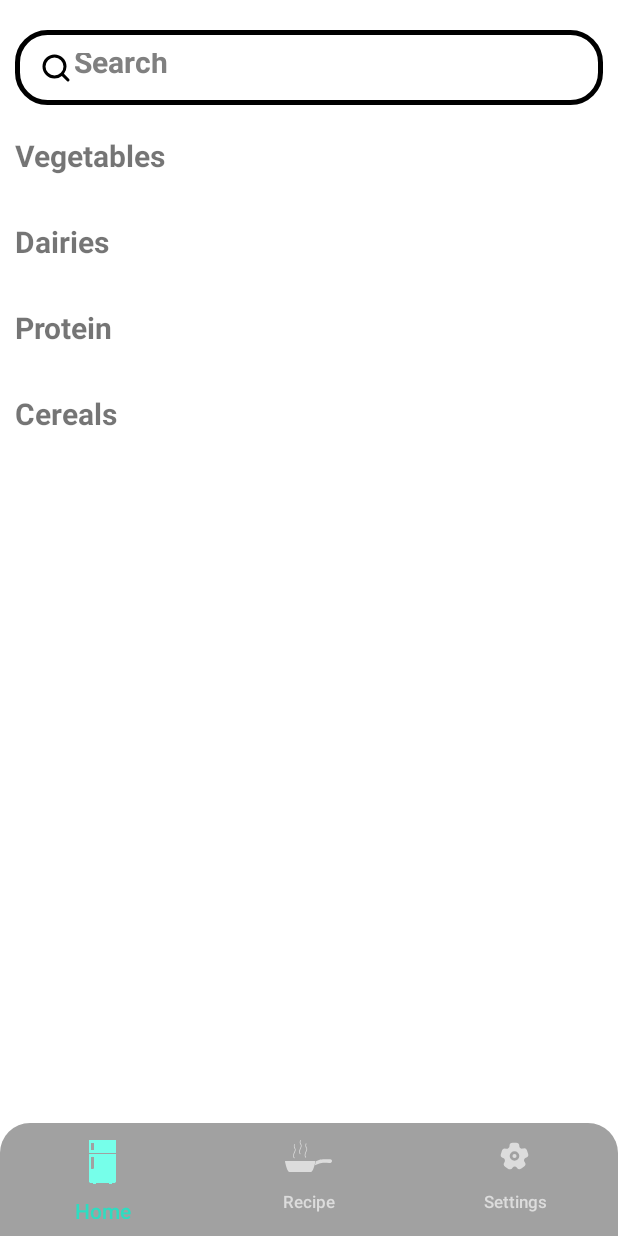
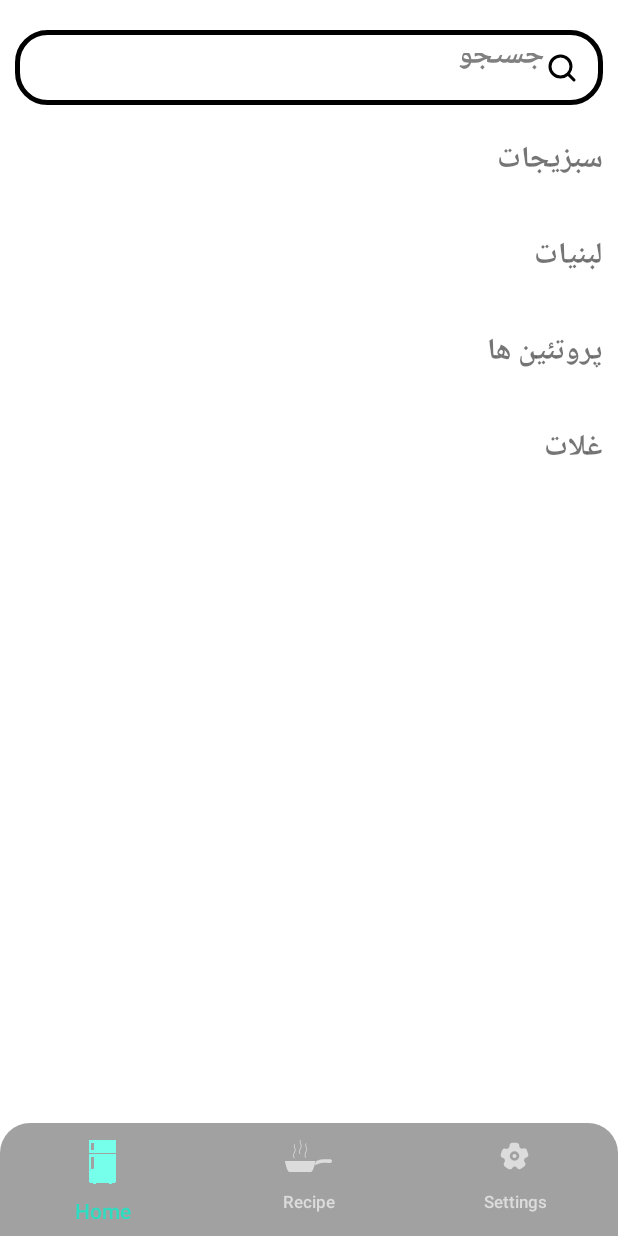
Before and after one commit to Southl3ader/YaghchalApp, an Android app built with Jetpack Compose: the screen it shows after launch (FridgeActivity), on a phone screen of 412 x 824 dp. Run offline under Robolectric (Android 15) with nearby library versions, the phone set to English and light mode, and no system bars.

Commit message:
Copy data from SqliteDB.TABLE_GROCERIES to SqliteDB.TABLE_FRIDGE. Some queries changed.

```diff
--- a/app/src/main/java/com/example/yaghjava/FridgeActivity.java
+++ b/app/src/main/java/com/example/yaghjava/FridgeActivity.java
@@ -40,7 +40,7 @@ public class FridgeActivity extends AppCompatActivity {
 
         ArrayList<groceriesModel> Dair = (ArrayList<groceriesModel>) access.getAllDairies();
         String[] dairies = new String[Dair.size()];
-        Bitmap[] dairImage = new Bitmap[Veg.size()];
+        Bitmap[] dairImage = new Bitmap[Dair.size()];
 
         for (int i = 0;i < Dair.size();i++){
             dairies[i] = Dair.get(i).getName();
@@ -50,7 +50,7 @@ public class FridgeActivity extends AppCompatActivity {
 
         ArrayList<groceriesModel> Prot = (ArrayList<groceriesModel>) access.getAllProteins();
         String[] proteins = new String[Prot.size()];
-        Bitmap[] protImage = new Bitmap[Veg.size()];
+        Bitmap[] protImage = new Bitmap[Prot.size()];
 
         for (int i = 0;i < Prot.size();i++){
             proteins[i] = Prot.get(i).getName();
@@ -60,7 +60,7 @@ public class FridgeActivity extends AppCompatActivity {
 
         ArrayList<groceriesModel> Cer = (ArrayList<groceriesModel>) access.getAllCereals();
         String[] cereals = new String[Cer.size()];
-        Bitmap[] cerImage = new Bitmap[Veg.size()];
+        Bitmap[] cerImage = new Bitmap[Cer.size()];
 
         for (int i = 0;i < Cer.size();i++){
             cereals[i] = Cer.get(i).getName();
--- a/app/src/main/java/com/example/yaghjava/MainActivity.java
+++ b/app/src/main/java/com/example/yaghjava/MainActivity.java
@@ -65,11 +65,11 @@ public class MainActivity extends AppCompatActivity {
 
     //Add vegetables to database
     public void addVegetables(){
-        access.insert("Tomato", "Veg", imageToBytes(BitmapFactory.decodeResource(getResources(),R.drawable.tomato)));
-        access.insert("Carrot", "Veg",imageToBytes(BitmapFactory.decodeResource(getResources(),R.drawable.carrot)));
-        access.insert("Cabbage", "Veg",imageToBytes(BitmapFactory.decodeResource(getResources(),R.drawable.cabbage)));
-        access.insert("Garlic", "Veg",imageToBytes(BitmapFactory.decodeResource(getResources(),R.drawable.garlic)));
-        access.insert("Eggplant", "Veg",imageToBytes(BitmapFactory.decodeResource(getResources(),R.drawable.eggplant)));
+        access.insert("گوجه", "Veg", imageToBytes(BitmapFactory.decodeResource(getResources(),R.drawable.tomato)));
+        access.insert("هویج", "Veg",imageToBytes(BitmapFactory.decodeResource(getResources(),R.drawable.carrot)));
+        access.insert("کلم", "Veg",imageToBytes(BitmapFactory.decodeResource(getResources(),R.drawable.cabbage)));
+        access.insert("سیر", "Veg",imageToBytes(BitmapFactory.decodeResource(getResources(),R.drawable.garlic)));
+        access.insert("بادمجان", "Veg",imageToBytes(BitmapFactory.decodeResource(getResources(),R.drawable.eggplant)));
 
 
 
@@ -81,17 +81,17 @@ public class MainActivity extends AppCompatActivity {
 
     //Add dairies to database
     public void addDairies(){
-        access.insert("Milk", "Dairy",imageToBytes(BitmapFactory.decodeResource(getResources(),R.drawable.milk)));
-        access.insert("Cheese", "Dairy",imageToBytes(BitmapFactory.decodeResource(getResources(),R.drawable.cheese)));
+        access.insert("شیر", "Dairy",imageToBytes(BitmapFactory.decodeResource(getResources(),R.drawable.milk)));
+        access.insert("پنیر", "Dairy",imageToBytes(BitmapFactory.decodeResource(getResources(),R.drawable.cheese)));
 
 
 
     }
     //Add Protein to database
     public void addProtein(){
-        access.insert("Egg", "Protein",imageToBytes(BitmapFactory.decodeResource(getResources(),R.drawable.egg)));
-        access.insert("Meat", "Protein",imageToBytes(BitmapFactory.decodeResource(getResources(),R.drawable.meat)));
-        access.insert("Fish", "Protein",imageToBytes(BitmapFactory.decodeResource(getResources(),R.drawable.fish)));
+        access.insert("تخم مرغ", "Protein",imageToBytes(BitmapFactory.decodeResource(getResources(),R.drawable.egg)));
+        access.insert("گوشت قرمز", "Protein",imageToBytes(BitmapFactory.decodeResource(getResources(),R.drawable.meat)));
+        access.insert("ماهی", "Protein",imageToBytes(BitmapFactory.decodeResource(getResources(),R.drawable.fish)));
 
 
 
@@ -99,7 +99,7 @@ public class MainActivity extends AppCompatActivity {
 
     //Add Cereals to database
     public void addCereal(){
-        access.insert("Bread", "Cereal",imageToBytes(BitmapFactory.decodeResource(getResources(),R.drawable.bread)));
+        access.insert("نان", "Cereal",imageToBytes(BitmapFactory.decodeResource(getResources(),R.drawable.bread)));
 
 
 
--- a/app/src/main/java/com/example/yaghjava/RecyclerViewSearchAdapter.java
+++ b/app/src/main/java/com/example/yaghjava/RecyclerViewSearchAdapter.java
@@ -49,7 +49,7 @@ public class RecyclerViewSearchAdapter extends RecyclerView.Adapter<RecyclerView
             @Override
             public void onClick(View view) {
                 SearchActivity.access.openDB();
-                SearchActivity.access.addToFridge(holder.myTextView.getText().toString());
+                SearchActivity.access.addToFridge2(holder.myTextView.getText().toString());
                 SearchActivity.access.closeDB();
             }
         });
--- a/app/src/main/java/com/example/yaghjava/dataBase/SqliteDB.java
+++ b/app/src/main/java/com/example/yaghjava/dataBase/SqliteDB.java
@@ -13,9 +13,9 @@ import java.util.Date;
 public class SqliteDB extends SQLiteOpenHelper {
 
     public static final String DB_NAME = "yaghchal.db";
-    public static final int DB_Version = 7;
+    public static final int DB_Version = 9;
 
-    //table
+    //g_table
     public static final String TABLE_GROCERIES = "groceries";
     public static final String NAME = "name";
     public static final String AMOUNT = "amount";
@@ -25,6 +25,16 @@ public class SqliteDB extends SQLiteOpenHelper {
     public static final String TYPE = "type";
     public static final String IMAGE = "image";
 
+    public static final String TABLE_FRIDGE= "fridge";
+    public static final String F_NAME = "f_name";
+    public static final String F_AMOUNT = "f_amount";
+    public static final String F_BUY_DATE = "f_buy";
+    public static final String F_EXPIRE_DATE = "f_expire";
+    public static final String F_COMPANY = "f_company";
+    public static final String F_TYPE = "f_type";
+    public static final String F_IMAGE = "f_image";
+
+
 
 
     public SqliteDB(Activity context) {
@@ -33,6 +43,7 @@ public class SqliteDB extends SQLiteOpenHelper {
 
     @Override
     public void onCreate(SQLiteDatabase sqLiteDatabase) {
+        //g_table
         String query = "CREATE TABLE IF NOT EXISTS " + TABLE_GROCERIES + " ( " +
                 NAME + " TEXT NOT NULL , " +
                 AMOUNT + " INTEGER DEFAULT NULL , " +
@@ -43,28 +54,30 @@ public class SqliteDB extends SQLiteOpenHelper {
                 IMAGE + " BLOB )";
 
         sqLiteDatabase.execSQL(query);
-//        insert(sqLiteDatabase,"Tomato","Veg");
+
+        //f_table
+        String query1 = "CREATE TABLE IF NOT EXISTS " + TABLE_FRIDGE + " ( " +
+                F_NAME + " TEXT NOT NULL , " +
+                F_AMOUNT + " INTEGER DEFAULT NULL , " +
+                F_BUY_DATE + " TEXT NOT NULL , " +
+                F_EXPIRE_DATE + " TEXT , " +
+                F_COMPANY + " TEXT ," +
+                F_TYPE + " TEXT ," +
+                F_IMAGE + " BLOB )";
+
+        sqLiteDatabase.execSQL(query1);
+
+
 
     }
-//    public boolean insert(SQLiteDatabase sqLiteDatabase, String name, String type){
-//        try {
-//            String addQuery = "insert into " + SqliteDB.TABLE_GROCERIES + " (" + SqliteDB.NAME + " , " + SqliteDB.AMOUNT +" , " + SqliteDB.BUY_DATE + " , " + SqliteDB.EXPIRE_DATE + " , " + SqliteDB.COMPANY + " , " + SqliteDB.TYPE + ")" +
-//                    "values (" + "'" + name + "'" + " , " + 0 + " , " + 0 + " , " + 0 + " , " + "'" + null + "'" + " , " + "'" + type + "'" + ") ";
-//
-//            sqLiteDatabase.execSQL(addQuery);
-//            return true;
-//
-//        }catch (Exception e){
-//            return false;
-//        }
-//
-//
-//    }
+
 
     @Override
     public void onUpgrade(SQLiteDatabase sqLiteDatabase, int i, int i1) {
         String query = "DROP TABLE IF EXISTS " + TABLE_GROCERIES;
         sqLiteDatabase.execSQL(query);
+        String query1 = "DROP TABLE IF EXISTS " + TABLE_FRIDGE;
+        sqLiteDatabase.execSQL(query1);
 
         onCreate(sqLiteDatabase);
     }
--- a/app/src/main/java/com/example/yaghjava/dataBase/groceriesDA.java
+++ b/app/src/main/java/com/example/yaghjava/dataBase/groceriesDA.java
@@ -61,6 +61,13 @@ public class groceriesDA {
 
         database.execSQL(query);
     }
+    public void addToFridge2(String input){
+        String query ="insert into " + SqliteDB.TABLE_FRIDGE
+                + " select * from " + SqliteDB.TABLE_GROCERIES
+                + " where " + SqliteDB.NAME + " = " + "'" + input + "'";
+
+        database.execSQL(query);
+    }
 
     //update Vegetables details
     public void updateVegAttributes(String name , int amount, String BDate, String ExDate, String company, String type){
@@ -74,24 +81,33 @@ public class groceriesDA {
         database.execSQL(upQuery);
     }
 
+    //Remove from fridge
+    public void reduceAmount(String name, int amount, String BDate, String ExDate,String company, String type){
+        String query ="update " + SqliteDB.TABLE_FRIDGE
+                +" set " + SqliteDB.F_AMOUNT + " = " + amount + " - 1" + " , "
+                + " where " + SqliteDB.F_NAME + " = " + "'" + name + "'" + " and " + SqliteDB.F_EXPIRE_DATE;
+
+        database.execSQL(query);
+    }
+
     //Set as default
-    public void defaultGro(String name){
-        String upQuery = "update " + SqliteDB.TABLE_GROCERIES
-                + " set " + SqliteDB.AMOUNT + " = " + 0 + " , "
-                + SqliteDB.BUY_DATE + " = " + "'" + null + "'" + " , "
-                + SqliteDB.EXPIRE_DATE + " = " + "'" + null + "'"+ " , "
-                + SqliteDB.COMPANY + " = " + "'" + null + "'"
-                + " where " + SqliteDB.NAME + " = " + "'" + name + "'";
-
-        database.execSQL(upQuery);
-    }
+//    public void defaultGro(String name){
+//        String upQuery = "update " + SqliteDB.TABLE_GROCERIES
+//                + " set " + SqliteDB.AMOUNT + " = " + 0 + " , "
+//                + SqliteDB.BUY_DATE + " = " + "'" + null + "'" + " , "
+//                + SqliteDB.EXPIRE_DATE + " = " + "'" + null + "'"+ " , "
+//                + SqliteDB.COMPANY + " = " + "'" + null + "'"
+//                + " where " + SqliteDB.NAME + " = " + "'" + name + "'";
+//
+//        database.execSQL(upQuery);
+//    }
 
    //get all vegetables
     public List<groceriesModel> getAllVeg(){
 
         List<groceriesModel> models = new ArrayList<>();
-        String getAllVegQuery = "select * from " + SqliteDB.TABLE_GROCERIES
-                + " where " + SqliteDB.TYPE + " = " + "'" + "Veg" + "'" + " and " + SqliteDB.AMOUNT + " >= " + 1;
+        String getAllVegQuery = "select * from " + SqliteDB.TABLE_FRIDGE
+                + " where " + SqliteDB.F_TYPE + " = " + "'" + "Veg" + "'";
 
         Cursor cursor = database.rawQuery(getAllVegQuery, null);
         if (cursor.moveToFirst()){
@@ -112,12 +128,37 @@ public class groceriesDA {
         return models;
     }
 
+//    public List<groceriesModel> getAllVeg(){
+//
+//        List<groceriesModel> models = new ArrayList<>();
+//        String getAllVegQuery = "select * from " + SqliteDB.TABLE_GROCERIES
+//                + " where " + SqliteDB.TYPE + " = " + "'" + "Veg" + "'" + " and " + SqliteDB.AMOUNT + " >= " + 1;
+//
+//        Cursor cursor = database.rawQuery(getAllVegQuery, null);
+//        if (cursor.moveToFirst()){
+//            do {
+//                String name = cursor.getString(0);
+//                int amount = cursor.getInt(1);
+//                String buy = cursor.getString(2);
+//                String expire = cursor.getString(3);
+//                String company = cursor.getString(4);
+//                String type = cursor.getString(5);
+//                byte[] image = cursor.getBlob(6);
+//                Bitmap bitmap = BitmapFactory.decodeByteArray(image,0,image.length);
+//
+//
+//                models.add(new groceriesModel(name , amount , buy , expire , company , type, bitmap));
+//            }while (cursor.moveToNext());
+//        }
+//        return models;
+//    }
+
     //get all Dairies
     public List<groceriesModel> getAllDairies(){
 
         List<groceriesModel> models = new ArrayList<>();
-        String getAllVegQuery = "select * from " + SqliteDB.TABLE_GROCERIES
-                + " where " + SqliteDB.TYPE + " = " + "'" + "Dairy" + "'" + " and " + SqliteDB.AMOUNT + " >= " + 1;
+        String getAllVegQuery = "select * from " + SqliteDB.TABLE_FRIDGE
+                + " where " + SqliteDB.F_TYPE + " = " + "'" + "Dairy" + "'";
 
         Cursor cursor = database.rawQuery(getAllVegQuery, null);
         if (cursor.moveToFirst()){
@@ -138,12 +179,37 @@ public class groceriesDA {
         return models;
     }
 
+//    public List<groceriesModel> getAllDairies(){
+//
+//        List<groceriesModel> models = new ArrayList<>();
+//        String getAllVegQuery = "select * from " + SqliteDB.TABLE_GROCERIES
+//                + " where " + SqliteDB.TYPE + " = " + "'" + "Dairy" + "'" + " and " + SqliteDB.AMOUNT + " >= " + 1;
+//
+//        Cursor cursor = database.rawQuery(getAllVegQuery, null);
+//        if (cursor.moveToFirst()){
+//            do {
+//                String name = cursor.getString(0);
+//                int amount = cursor.getInt(1);
+//                String buy = cursor.getString(2);
+//                String expire = cursor.getString(3);
+//                String company = cursor.getString(4);
+//                String type = cursor.getString(5);
+//                byte[] image = cursor.getBlob(6);
+//                Bitmap bitmap = BitmapFactory.decodeByteArray(image,0,image.length);
+//
+//
+//                models.add(new groceriesModel(name , amount , buy , expire , company , type, bitmap));
+//            }while (cursor.moveToNext());
+//        }
+//        return models;
+//    }
+
     //get all Proteins
     public List<groceriesModel> getAllProteins(){
 
         List<groceriesModel> models = new ArrayList<>();
-        String getAllVegQuery = "select * from " + SqliteDB.TABLE_GROCERIES
-                + " where " + SqliteDB.TYPE + " = " + "'" + "Protein" + "'" + " and " + SqliteDB.AMOUNT + " >= " + 1;
+        String getAllVegQuery = "select * from " + SqliteDB.TABLE_FRIDGE
+                + " where " + SqliteDB.F_TYPE + " = " + "'" + "Protein" + "'";
 
         Cursor cursor = database.rawQuery(getAllVegQuery, null);
         if (cursor.moveToFirst()){
@@ -164,12 +230,37 @@ public class groceriesDA {
         return models;
     }
 
+//    public List<groceriesModel> getAllProteins(){
+//
+//        List<groceriesModel> models = new ArrayList<>();
+//        String getAllVegQuery = "select * from " + SqliteDB.TABLE_GROCERIES
+//                + " where " + SqliteDB.TYPE + " = " + "'" + "Protein" + "'" + " and " + SqliteDB.AMOUNT + " >= " + 1;
+//
+//        Cursor cursor = database.rawQuery(getAllVegQuery, null);
+//        if (cursor.moveToFirst()){
+//            do {
+//                String name = cursor.getString(0);
+//                int amount = cursor.getInt(1);
+//                String buy = cursor.getString(2);
+//                String expire = cursor.getString(3);
+//                String company = cursor.getString(4);
+//                String type = cursor.getString(5);
+//                byte[] image = cursor.getBlob(6);
+//                Bitmap bitmap = BitmapFactory.decodeByteArray(image,0,image.length);
+//
+//
+//                models.add(new groceriesModel(name , amount , buy , expire , company , type, bitmap));
+//            }while (cursor.moveToNext());
+//        }
+//        return models;
+//    }
+
     //get all Cereals
     public List<groceriesModel> getAllCereals(){
 
         List<groceriesModel> models = new ArrayList<>();
-        String getAllVegQuery = "select * from " + SqliteDB.TABLE_GROCERIES
-                + " where " + SqliteDB.TYPE + " = " + "'" + "Cereal" + "'" + " and " + SqliteDB.AMOUNT + " >= " + 1;
+        String getAllVegQuery = "select * from " + SqliteDB.TABLE_FRIDGE
+                + " where " + SqliteDB.F_TYPE + " = " + "'" + "Cereal" + "'";
 
         Cursor cursor = database.rawQuery(getAllVegQuery, null);
         if (cursor.moveToFirst()){
@@ -189,6 +280,31 @@ public class groceriesDA {
         }
         return models;
     }
+
+//    public List<groceriesModel> getAllCereals(){
+//
+//        List<groceriesModel> models = new ArrayList<>();
+//        String getAllVegQuery = "select * from " + SqliteDB.TABLE_GROCERIES
+//                + " where " + SqliteDB.TYPE + " = " + "'" + "Cereal" + "'" + " and " + SqliteDB.AMOUNT + " >= " + 1;
+//
+//        Cursor cursor = database.rawQuery(getAllVegQuery, null);
+//        if (cursor.moveToFirst()){
+//            do {
+//                String name = cursor.getString(0);
+//                int amount = cursor.getInt(1);
+//                String buy = cursor.getString(2);
+//                String expire = cursor.getString(3);
+//                String company = cursor.getString(4);
+//                String type = cursor.getString(5);
+//                byte[] image = cursor.getBlob(6);
+//                Bitmap bitmap = BitmapFactory.decodeByteArray(image,0,image.length);
+//
+//
+//                models.add(new groceriesModel(name , amount , buy , expire , company , type, bitmap));
+//            }while (cursor.moveToNext());
+//        }
+//        return models;
+//    }
 
     //search
     public List<groceriesModel> search(String input){
--- a/app/src/main/res/layout/activity_fridge.xml
+++ b/app/src/main/res/layout/activity_fridge.xml
@@ -11,6 +11,8 @@
         android:layout_width="match_parent"
         android:layout_height="wrap_content"
         android:orientation="vertical"
+        android:layoutDirection="rtl"
+        android:textDirection="rtl"
         tools:ignore="MissingConstraints">
 
         <EditText
@@ -32,14 +34,16 @@
                 android:layout_width="match_parent"
                 android:layout_height="match_parent"
                 android:layout_marginTop="20dp"
+                android:textDirection="rtl"
                 android:orientation="vertical">
 
                 <TextView
                     android:layout_width="wrap_content"
                     android:layout_height="wrap_content"
-                    android:layout_marginLeft="10dp"
+                    android:layout_marginRight="10dp"
                     android:layout_marginBottom="10dp"
-                    android:text="Vegetables"
+                    android:textDirection="rtl"
+                    android:text="سبزیجات"
                     android:textSize="20dp"
                     android:textStyle="bold" />
 
@@ -52,9 +56,9 @@
                 <TextView
                     android:layout_width="wrap_content"
                     android:layout_height="wrap_content"
-                    android:layout_marginLeft="10dp"
+                    android:layout_marginRight="10dp"
                     android:layout_marginBottom="10dp"
-                    android:text="Dairies"
+                    android:text="لبنیات"
                     android:textSize="20dp"
                     android:textStyle="bold" />
 
@@ -67,9 +71,9 @@
                 <TextView
                     android:layout_width="wrap_content"
                     android:layout_height="wrap_content"
-                    android:layout_marginLeft="10dp"
+                    android:layout_marginRight="10dp"
                     android:layout_marginBottom="10dp"
-                    android:text="Protein"
+                    android:text="پروتئین ها"
                     android:textSize="20dp"
                     android:textStyle="bold" />
 
@@ -82,9 +86,9 @@
                 <TextView
                     android:layout_width="wrap_content"
                     android:layout_height="wrap_content"
-                    android:layout_marginLeft="10dp"
+                    android:layout_marginRight="10dp"
                     android:layout_marginBottom="10dp"
-                    android:text="Cereals"
+                    android:text="غلات"
                     android:textSize="20dp"
                     android:textStyle="bold" />
 
--- a/app/src/main/res/layout/activity_main.xml
+++ b/app/src/main/res/layout/activity_main.xml
@@ -19,7 +19,7 @@
     <TextView
         android:layout_width="wrap_content"
         android:layout_height="wrap_content"
-        android:text="Welcome to Yaghchal app :)"
+        android:text="به یقچال خوش آمدید :)"
         android:layout_marginTop="20dp"
         android:textSize="30dp"
         android:textStyle="bold"
--- a/app/src/main/res/layout/recyclerview_items.xml
+++ b/app/src/main/res/layout/recyclerview_items.xml
@@ -8,6 +8,8 @@
     android:padding="10dp"
     android:layout_marginRight="10dp"
     android:layout_marginLeft="10dp"
+    android:layoutDirection="rtl"
+    android:textDirection="rtl"
     android:layout_marginBottom="10dp"
     android:background="@drawable/frame">
 
--- a/app/src/main/res/layout/search_activity.xml
+++ b/app/src/main/res/layout/search_activity.xml
@@ -10,6 +10,8 @@
         android:layout_width="match_parent"
         android:layout_height="wrap_content"
         android:orientation="vertical"
+        android:layoutDirection="rtl"
+        android:textDirection="rtl"
         tools:ignore="MissingConstraints">
 
         <EditText
--- a/app/src/main/res/values/styles.xml
+++ b/app/src/main/res/values/styles.xml
@@ -6,10 +6,10 @@
         <item name="android:layout_marginLeft">10dp</item>
         <item name="android:layout_marginRight">10dp</item>
         <item name="android:background">@drawable/search_box</item>
-        <item name="android:hint">"Search"</item>
+        <item name="android:hint">"جستجو"</item>
         <item name="android:textSize">20dp</item>
         <item name="android:textStyle">bold</item>
-        <item name="android:drawableLeft">@drawable/ic_search</item>
+        <item name="android:drawableRight">@drawable/ic_search</item>
         <item name="android:textColor">#000</item>
     </style>
 
```
